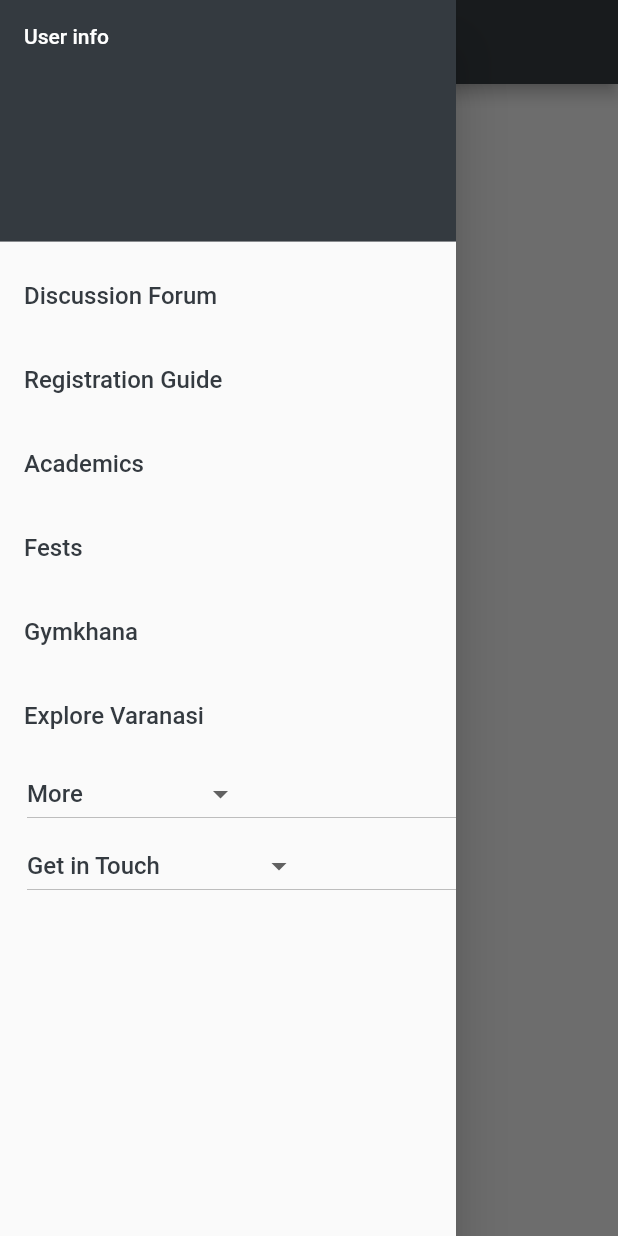
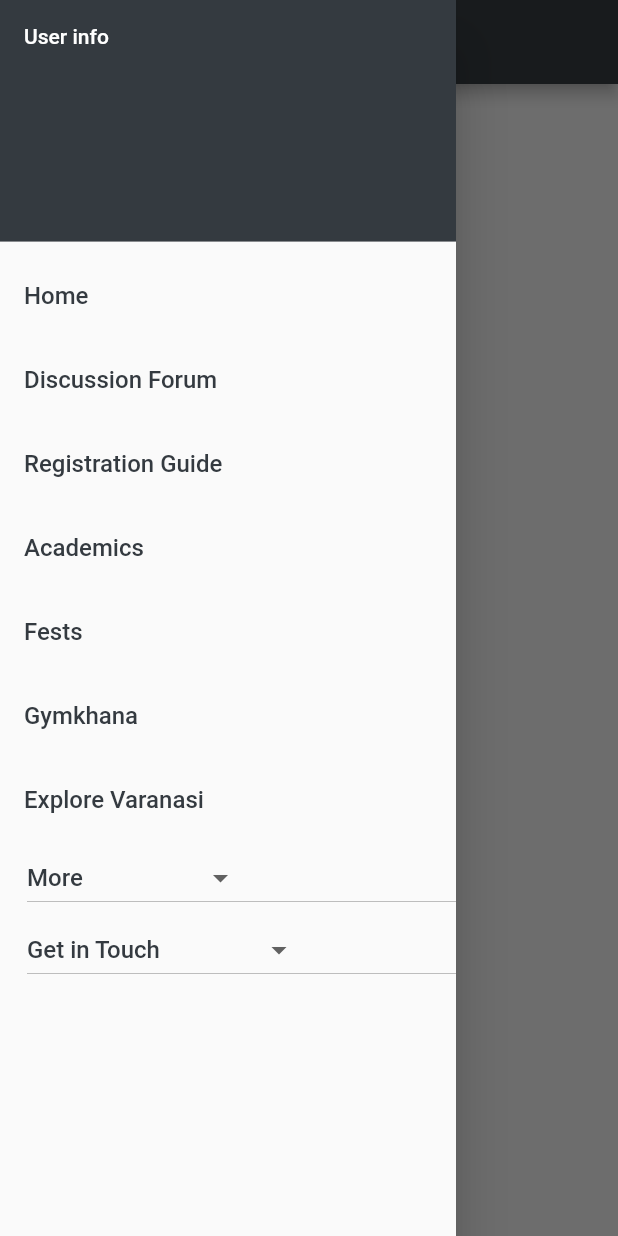
Before and after one commit to sid-hart28/FachaHelp, a Flutter app: the screen it shows after launch, with the side drawer open, on a phone screen of 412 x 824 dp. Run offline on Flutter 3.47's test engine with Material 2 defaults, Android fonts, the phone set to English and light mode, and no system bars; our stand-ins replace modal_progress_hud.

Commit message:
refactored code for footer and added home button to side bar

```diff
--- /dev/null
+++ b/lib/components/footer_item.dart
@@ -0,0 +1,30 @@
+import 'package:flutter/material.dart';
+import 'package:facha_help/soc_icons_icons.dart';
+
+class FooterItems extends StatelessWidget {
+  @override
+  Widget build(BuildContext context) {
+    return Column(
+      children: [
+        Row(
+          mainAxisAlignment: MainAxisAlignment.center,
+          children: [
+            Icon(SocIcons.facebook),
+            SizedBox(width: 15.0),
+            Icon(SocIcons.instagram),
+            SizedBox(width: 15.0),
+            Icon(SocIcons.linkedin),
+            SizedBox(width: 15.0),
+            Icon(SocIcons.twitter),
+          ],
+        ),
+        SizedBox(height: 10.0),
+        Text(
+          'Har Har Mahadev\n\nSab Lite Hai!',
+          textAlign: TextAlign.center,
+          style: TextStyle(fontSize: 15.0),
+        ),
+      ],
+    );
+  }
+}
--- a/lib/components/sidebar.dart
+++ b/lib/components/sidebar.dart
@@ -1,6 +1,8 @@
+import 'package:facha_help/screens/academics_screen.dart';
 import 'package:flutter/material.dart';
 import 'drawerbutton.dart';
 import 'package:facha_help/screens/discussion_screen.dart';
+import 'package:facha_help/screens/home_screen.dart';
 
 class SideBar extends StatelessWidget {
   @override
@@ -18,6 +20,13 @@ class SideBar extends StatelessWidget {
             ),
           ),
           DrawerItemTiles(
+            title: 'Home',
+            onTap: (){
+              Navigator.pop(context);
+              Navigator.pushNamed(context, HomeScreen.id);
+            },
+          ),
+          DrawerItemTiles(
             title: 'Discussion Forum',
             onTap: () {
               Navigator.pop(context);
@@ -29,6 +38,10 @@ class SideBar extends StatelessWidget {
           ),
           DrawerItemTiles(
             title: 'Academics',
+            onTap: (){
+              Navigator.pop(context);
+              Navigator.pushNamed(context, AcademicsScreen.id);
+            },
           ),
           DrawerItemTiles(
             title: 'Fests',
--- a/lib/main.dart
+++ b/lib/main.dart
@@ -1,6 +1,7 @@
 import 'package:facha_help/screens/discussion_screen.dart';
 import 'package:flutter/material.dart';
 import 'package:facha_help/screens/home_screen.dart';
+import 'package:facha_help/screens/academics_screen.dart';
 
 void main() => runApp(FachaHelp());
 
@@ -12,6 +13,7 @@ class FachaHelp extends StatelessWidget {
       routes: {
         HomeScreen.id: (context) => HomeScreen(),
         DiscussionScreen.id: (context) => DiscussionScreen(),
+        AcademicsScreen.id: (context) => AcademicsScreen()
       },
     );
   }
--- a/lib/screens/home_screen.dart
+++ b/lib/screens/home_screen.dart
@@ -1,6 +1,7 @@
 import 'package:flutter/material.dart';
 import 'package:facha_help/components/sidebar.dart';
 import 'package:facha_help/soc_icons_icons.dart';
+import 'package:facha_help/components/footer_item.dart';
 
 class HomeScreen extends StatefulWidget {
   static const String id = 'home_screen';
@@ -25,24 +26,7 @@ class _HomeScreenState extends State<HomeScreen> {
             children: [
               Text('HOME'),
               SizedBox(height: 20.0),
-              Row(
-                mainAxisAlignment: MainAxisAlignment.center,
-                children: [
-                  Icon(SocIcons.facebook),
-                  SizedBox(width: 15.0),
-                  Icon(SocIcons.instagram),
-                  SizedBox(width: 15.0),
-                  Icon(SocIcons.linkedin),
-                  SizedBox(width: 15.0),
-                  Icon(SocIcons.twitter),
-                ],
-              ),
-              SizedBox(height: 10.0),
-              Text(
-                'Har Har Mahadev\n\nSab Lite Hai!',
-                textAlign: TextAlign.center,
-                style: TextStyle(fontSize: 15.0),
-              ),
+              FooterItems(),
             ],
           ),
         ),
```
Also changed, not shown: lib/screens/academics_screen.dart (added, +53 -0 lines), lib/screens/discussion_screen.dart (+2 -22 lines).
